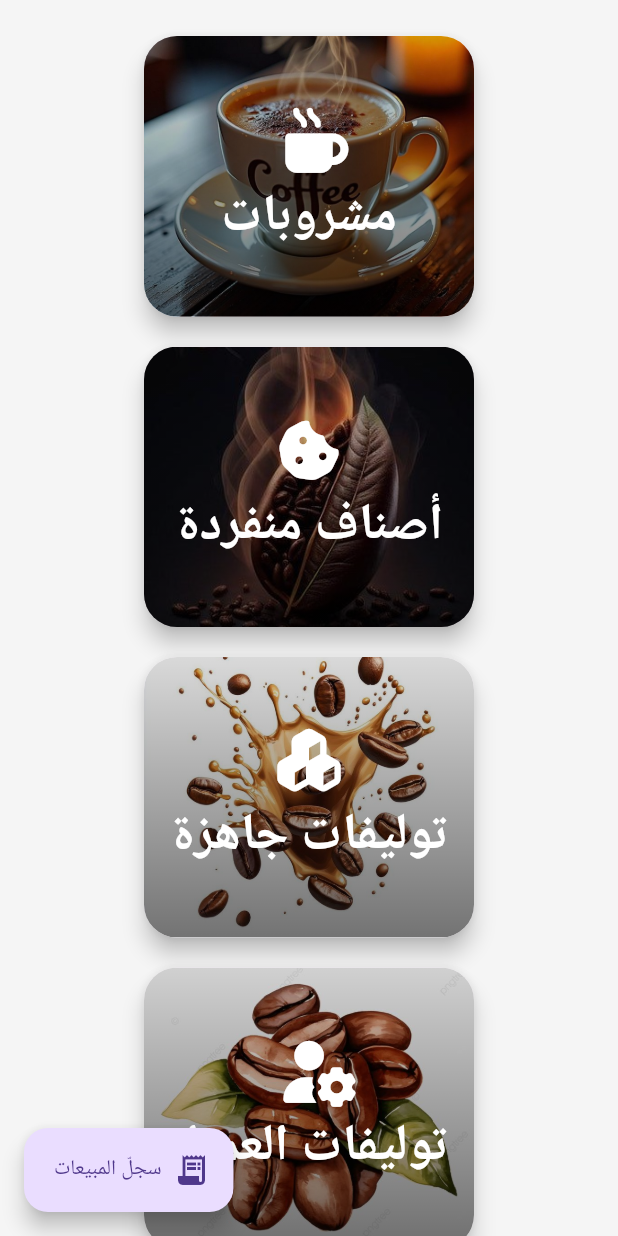
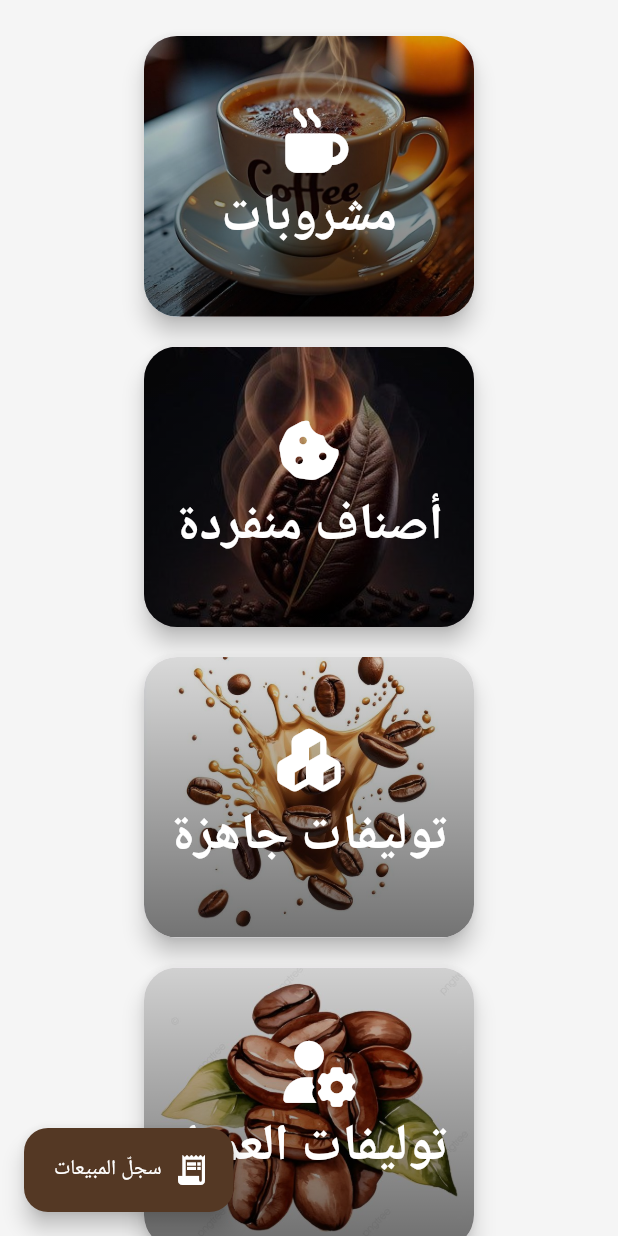
Before and after one commit to KhaledFouad/elfouad_coffee_beans, a Flutter app: the screen it shows after launch, on a phone screen of 412 x 824 dp. Run offline on Flutter 3.47's test engine with Material 3 defaults, Android fonts, the phone set to English and light mode, and no system bars; our stand-ins replace cloud_firestore, firebase_core, font_awesome_flutter; missing offline and left inert: dart:js_util; accounts and stored records are empty.

Commit message:
some edits

```diff
--- a/lib/Presentation/features/cashier_page/view/cashier_screen.dart
+++ b/lib/Presentation/features/cashier_page/view/cashier_screen.dart
@@ -1,4 +1,4 @@
-import 'package:elfouad_coffee_beans/Presentation/features/admin/sales_history_page.dart';
+import 'package:elfouad_coffee_beans/Presentation/features/sales/sales_history_page.dart';
 import 'package:flutter/foundation.dart' show kIsWeb;
 import 'package:flutter/material.dart';
 import 'package:font_awesome_flutter/font_awesome_flutter.dart';
@@ -45,13 +45,18 @@ class CashierHome extends StatelessWidget {
       textDirection: TextDirection.rtl,
       child: Scaffold(
         floatingActionButton: FloatingActionButton.extended(
+          backgroundColor: const Color(0xFF543824),
+
           onPressed: () {
             Navigator.of(
               context,
             ).push(MaterialPageRoute(builder: (_) => const SalesHistoryPage()));
           },
-          icon: const Icon(Icons.receipt_long),
-          label: const Text('سجلّ المبيعات'),
+          icon: const Icon(Icons.receipt_long, color: Colors.white),
+          label: const Text(
+            'سجلّ المبيعات',
+            style: TextStyle(color: Colors.white),
+          ),
         ),
         floatingActionButtonLocation: FloatingActionButtonLocation.endFloat,
         backgroundColor: const Color(0xFFF5F5F5),
--- a/lib/main.dart
+++ b/lib/main.dart
@@ -80,7 +80,7 @@ class MyApp extends StatelessWidget {
         GlobalCupertinoLocalizations.delegate,
       ],
       debugShowCheckedModeBanner: false,
-      home: CashierHome(), // تأكد إن SplashScreen مفيهوش initializeApp تاني
+      home: CashierHome(),
     );
   }
 }
```
Also changed, not shown: lib/Presentation/features/cashier_page/view/custom_blends_page.dart (+14 -1 lines), lib/Presentation/features/cashier_page/widgets/singleDialog.dart (+6 -6 lines), lib/Presentation/features/sales/sales_history_page.dart (renamed from lib/Presentation/features/admin/sales_history_page.dart).
